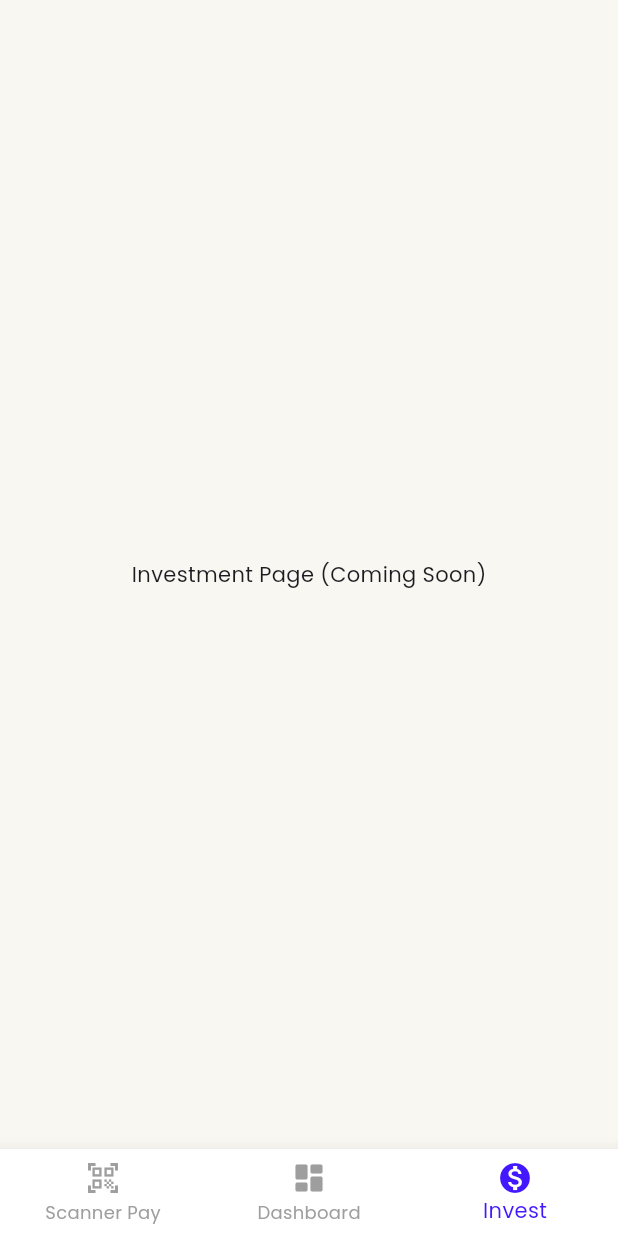
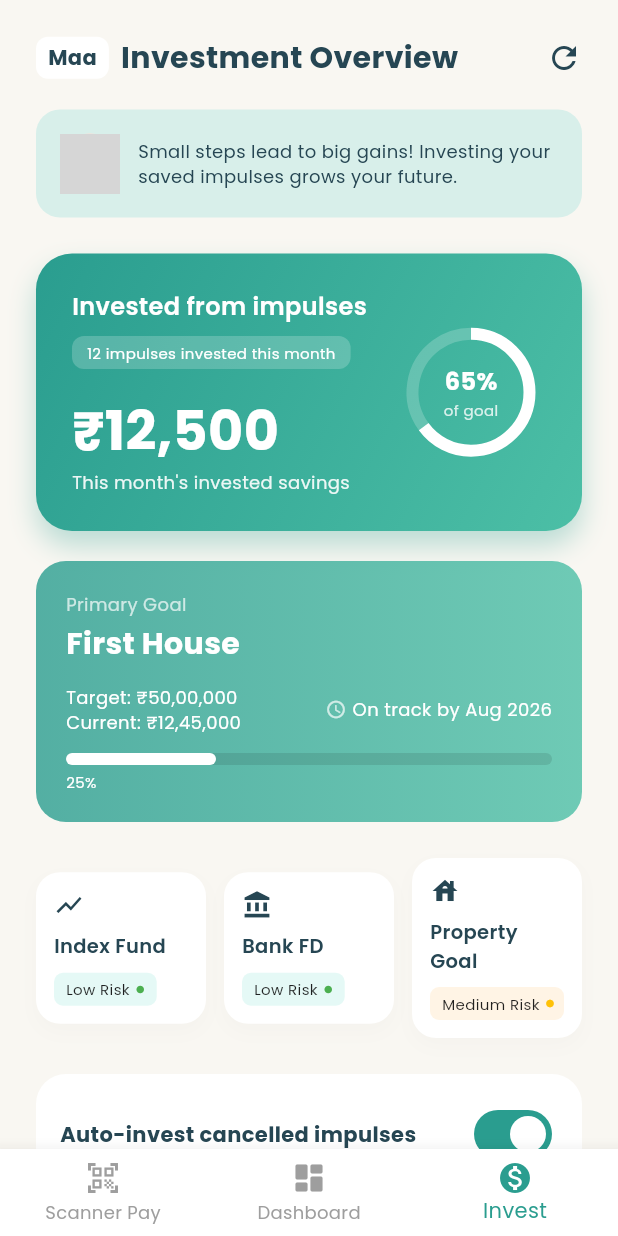
Before and after one commit to Sagarshigehalli/codered22, a Flutter app: the HomePage screen opened directly, item 3 of the bottom bar chosen, on a phone screen of 412 x 824 dp. Run offline on Flutter 3.47's test engine with Material 3 defaults, Android fonts, the light colour scheme and no system bars; drawn by our look-alikes of fl_chart; our stand-ins replace flutter_animate, google_fonts, permission_handler, supabase_flutter; missing offline and left inert: flutter_sms_inbox; accounts and stored records are empty; network calls fail; grey boxes are pictures that could not be loaded.

Commit message:
Add investment screen and update home/intervention pages

```diff
--- a/lib/screens/home/home_page.dart
+++ b/lib/screens/home/home_page.dart
@@ -1,6 +1,8 @@
 import 'package:flutter/material.dart';
 import 'scanner_pay_page.dart';
 import '../dashboard/dashboard_screen.dart';
+// IMPORT THE NEW PAGE
+import '../investment/investment_page.dart';
 
 class HomePage extends StatefulWidget {
   const HomePage({super.key});
@@ -14,9 +16,9 @@ class _HomePageState extends State<HomePage> {
 
   // The 3 main pages
   final List<Widget> _pages = [
-    const ScannerPayPage(),      // Your old Home with QR Scan
-    const DashboardScreen(),     // The new Graph UI
-    const Center(child: Text("Investment Page (Coming Soon)")),
+    const ScannerPayPage(),      // Home with QR Scan
+    const DashboardScreen(),     // The Graph UI
+    const InvestmentPage(),      // THE NEW INVESTMENT PAGE
   ];
 
   @override
@@ -29,7 +31,7 @@ class _HomePageState extends State<HomePage> {
       bottomNavigationBar: BottomNavigationBar(
         currentIndex: _selectedIndex,
         onTap: (index) => setState(() => _selectedIndex = index),
-        selectedItemColor: const Color(0xFF4318FF),
+        selectedItemColor: const Color(0xFF2A9D8F), // Teal to match theme
         unselectedItemColor: Colors.grey,
         showUnselectedLabels: true,
         type: BottomNavigationBarType.fixed,
--- a/lib/screens/intervention/intervention_screen.dart
+++ b/lib/screens/intervention/intervention_screen.dart
@@ -2,6 +2,8 @@ import 'dart:async';
 import 'package:flutter/material.dart';
 import 'package:google_fonts/google_fonts.dart';
 import 'intervention_widgets.dart';
+// Ensure this path is correct based on your folder structure
+import '../investment/investment_page.dart';
 
 class InterventionScreen extends StatefulWidget {
   final double transactionAmount;
@@ -13,7 +15,7 @@ class InterventionScreen extends StatefulWidget {
 }
 
 class _InterventionScreenState extends State<InterventionScreen> with TickerProviderStateMixin {
-  // FIXED: Removed the space in the variable name below
+  // FIXED: Correct variable name without spaces
   static const int _kTimerDurationSeconds = 25;
 
   int _secondsRemaining = _kTimerDurationSeconds;
@@ -147,7 +149,12 @@ class _InterventionScreenState extends State<InterventionScreen> with TickerProv
                     height: 56,
                     child: ElevatedButton(
                       onPressed: () {
-                        // TODO: Handle Investment logic here
+                        // Navigate to Investment Page
+                        Navigator.push(
+                          context,
+                          MaterialPageRoute(builder: (context) => const InvestmentPage()),
+                        );
+
                         ScaffoldMessenger.of(context).showSnackBar(const SnackBar(content: Text("Redirecting to Investment...")));
                       },
                       style: ElevatedButton.styleFrom(
--- /dev/null
+++ b/lib/screens/investment/investment_page.dart
@@ -0,0 +1,42 @@
+import 'package:flutter/material.dart';
+import 'investment_widgets.dart';
+
+class InvestmentPage extends StatelessWidget {
+  const InvestmentPage({super.key});
+
+  @override
+  Widget build(BuildContext context) {
+    return Scaffold(
+      backgroundColor: InvestColors.creamBg,
+      body: SafeArea(
+        child: SingleChildScrollView(
+          padding: const EdgeInsets.all(24),
+          child: Column(
+            crossAxisAlignment: CrossAxisAlignment.start,
+            children: [
+              const InvestmentHeader(),
+              const SizedBox(height: 24),
+              const ImpulseSavingsCard(),
+              const SizedBox(height: 20),
+              const PrimaryGoalCard(),
+              const SizedBox(height: 24),
+              // Options Row
+              const Row(
+                children: [
+                  InvestmentOptionCard(icon: Icons.show_chart, title: "Index Fund", risk: "Low Risk", riskColor: Colors.green),
+                  SizedBox(width: 12),
+                  InvestmentOptionCard(icon: Icons.account_balance, title: "Bank FD", risk: "Low Risk", riskColor: Colors.green),
+                  SizedBox(width: 12),
+                  InvestmentOptionCard(icon: Icons.house, title: "Property Goal", risk: "Medium Risk", riskColor: Colors.amber),
+                ],
+              ),
+              const SizedBox(height: 24),
+              const AutoInvestTile(),
+              const SizedBox(height: 40), // Bottom padding
+            ],
+          ),
+        ),
+      ),
+    );
+  }
+}
--- /dev/null
+++ b/lib/screens/investment/investment_widgets.dart
@@ -0,0 +1,287 @@
+import 'package:fl_chart/fl_chart.dart';
+import 'package:flutter/material.dart';
+import 'package:google_fonts/google_fonts.dart';
+
+// --- Colors for Investment Theme ---
+class InvestColors {
+  static const Color creamBg = Color(0xFFF9F7F2);
+  static const Color darkSlate = Color(0xFF264653);
+  static const Color greenStart = Color(0xFF2A9D8F); // Teal
+  static const Color greenEnd = Color(0xFF4CBFA6);   // Lighter Green
+  static const Color textWhite = Colors.white;
+  static const Color lowRisk = Color(0xFFE5F9F6);    // Light Green bg
+  static const Color medRisk = Color(0xFFFFF4E5);    // Light Orange bg
+}
+
+// --- WIDGET: Header with Avatar & Bubble ---
+class InvestmentHeader extends StatelessWidget {
+  const InvestmentHeader({super.key});
+
+  @override
+  Widget build(BuildContext context) {
+    return Column(
+      children: [
+        // Top Bar
+        Row(
+          mainAxisAlignment: MainAxisAlignment.spaceBetween,
+          children: [
+            Row(
+              children: [
+                Container(
+                  padding: const EdgeInsets.symmetric(horizontal: 8, vertical: 4),
+                  decoration: BoxDecoration(color: Colors.white, borderRadius: BorderRadius.circular(8)),
+                  child: Text("Maa", style: GoogleFonts.poppins(fontWeight: FontWeight.bold, color: InvestColors.darkSlate)),
+                ),
+                const SizedBox(width: 8),
+                Text("Investment Overview", style: GoogleFonts.poppins(fontSize: 20, fontWeight: FontWeight.bold, color: InvestColors.darkSlate)),
+              ],
+            ),
+            const Icon(Icons.refresh, color: InvestColors.darkSlate),
+          ],
+        ),
+        const SizedBox(height: 20),
+        // Speech Bubble
+        Container(
+          padding: const EdgeInsets.all(16),
+          decoration: BoxDecoration(
+            color: const Color(0xFFD8EFEA), // Very light teal
+            borderRadius: BorderRadius.circular(16),
+          ),
+          child: Row(
+            children: [
+              const CircleAvatar(
+                radius: 20,
+                backgroundImage: NetworkImage('https://i.pravatar.cc/150?img=12'), // Friendly advisor avatar
+              ),
+              const SizedBox(width: 12),
+              Expanded(
+                child: Text(
+                  "Small steps lead to big gains! Investing your saved impulses grows your future.",
+                  style: GoogleFonts.poppins(fontSize: 12, color: InvestColors.darkSlate),
+                ),
+              ),
+            ],
+          ),
+        ),
+      ],
+    );
+  }
+}
+
+// --- WIDGET: Impulse Savings Card (Green Gradient + Donut) ---
+class ImpulseSavingsCard extends StatelessWidget {
+  const ImpulseSavingsCard({super.key});
+
+  @override
+  Widget build(BuildContext context) {
+    return Container(
+      padding: const EdgeInsets.all(24),
+      decoration: BoxDecoration(
+        gradient: const LinearGradient(
+          colors: [InvestColors.greenStart, InvestColors.greenEnd],
+          begin: Alignment.topLeft,
+          end: Alignment.bottomRight,
+        ),
+        borderRadius: BorderRadius.circular(24),
+        boxShadow: [
+          BoxShadow(color: InvestColors.greenStart.withOpacity(0.3), blurRadius: 15, offset: const Offset(0, 10)),
+        ],
+      ),
+      child: Row(
+        children: [
+          // Left Text Content
+          Expanded(
+            child: Column(
+              crossAxisAlignment: CrossAxisAlignment.start,
+              children: [
+                Text("Invested from impulses", style: GoogleFonts.poppins(color: Colors.white, fontSize: 16, fontWeight: FontWeight.w600)),
+                const SizedBox(height: 8),
+                Container(
+                  padding: const EdgeInsets.symmetric(horizontal: 10, vertical: 4),
+                  decoration: BoxDecoration(color: Colors.white.withOpacity(0.2), borderRadius: BorderRadius.circular(8)),
+                  child: Text("12 impulses invested this month", style: GoogleFonts.poppins(color: Colors.white, fontSize: 10)),
+                ),
+                const SizedBox(height: 16),
+                Text("₹12,500", style: GoogleFonts.poppins(color: Colors.white, fontSize: 36, fontWeight: FontWeight.bold)),
+                Text("This month's invested savings", style: GoogleFonts.poppins(color: Colors.white.withOpacity(0.9), fontSize: 12)),
+              ],
+            ),
+          ),
+          // Right Circular Chart
+          SizedBox(
+            height: 100,
+            width: 100,
+            child: Stack(
+              children: [
+                PieChart(
+                  PieChartData(
+                    sectionsSpace: 0,
+                    centerSpaceRadius: 35,
+                    startDegreeOffset: 270,
+                    sections: [
+                      PieChartSectionData(color: Colors.white, value: 65, radius: 8, showTitle: false),
+                      PieChartSectionData(color: Colors.white.withOpacity(0.2), value: 35, radius: 8, showTitle: false),
+                    ],
+                  ),
+                ),
+                Center(
+                  child: Column(
+                    mainAxisSize: MainAxisSize.min,
+                    children: [
+                      Text("65%", style: GoogleFonts.poppins(color: Colors.white, fontWeight: FontWeight.bold, fontSize: 16)),
+                      Text("of goal", style: GoogleFonts.poppins(color: Colors.white.withOpacity(0.8), fontSize: 10)),
+                    ],
+                  ),
+                )
+              ],
+            ),
+          )
+        ],
+      ),
+    );
+  }
+}
+
+// --- WIDGET: Primary Goal Card (Linear Progress) ---
+class PrimaryGoalCard extends StatelessWidget {
+  const PrimaryGoalCard({super.key});
+
+  @override
+  Widget build(BuildContext context) {
+    return Container(
+      padding: const EdgeInsets.all(20),
+      decoration: BoxDecoration(
+        // Slightly lighter gradient
+        gradient: LinearGradient(
+          colors: [InvestColors.greenStart.withOpacity(0.8), InvestColors.greenEnd.withOpacity(0.8)],
+          begin: Alignment.centerLeft,
+          end: Alignment.centerRight,
+        ),
+        borderRadius: BorderRadius.circular(20),
+      ),
+      child: Column(
+        crossAxisAlignment: CrossAxisAlignment.start,
+        children: [
+          Text("Primary Goal", style: GoogleFonts.poppins(color: Colors.white70, fontSize: 12)),
+          const SizedBox(height: 4),
+          Text("First House", style: GoogleFonts.poppins(color: Colors.white, fontSize: 20, fontWeight: FontWeight.bold)),
+          const SizedBox(height: 12),
+          Row(
+            mainAxisAlignment: MainAxisAlignment.spaceBetween,
+            children: [
+              Text("Target: ₹50,00,000\nCurrent: ₹12,45,000", style: GoogleFonts.poppins(color: Colors.white, fontSize: 12)),
+              Row(
+                children: [
+                  const Icon(Icons.access_time, color: Colors.white70, size: 14),
+                  const SizedBox(width: 4),
+                  Text("On track by Aug 2026", style: GoogleFonts.poppins(color: Colors.white, fontSize: 12)),
+                ],
+              )
+            ],
+          ),
+          const SizedBox(height: 12),
+          Stack(
+            children: [
+              Container(height: 8, decoration: BoxDecoration(color: Colors.black.withOpacity(0.1), borderRadius: BorderRadius.circular(4))),
+              Container(height: 8, width: 100, decoration: BoxDecoration(color: Colors.white, borderRadius: BorderRadius.circular(4))),
+            ],
+          ),
+          const SizedBox(height: 4),
+          Text("25%", style: GoogleFonts.poppins(color: Colors.white, fontSize: 10)),
+        ],
+      ),
+    );
+  }
+}
+
+// --- WIDGET: Small Option Card (Index Fund etc) ---
+class InvestmentOptionCard extends StatelessWidget {
+  final IconData icon;
+  final String title;
+  final String risk;
+  final Color riskColor; // Dot color
+
+  const InvestmentOptionCard({super.key, required this.icon, required this.title, required this.risk, required this.riskColor});
+
+  @override
+  Widget build(BuildContext context) {
+    return Expanded(
+      child: Container(
+        padding: const EdgeInsets.all(12),
+        decoration: BoxDecoration(
+          color: Colors.white,
+          borderRadius: BorderRadius.circular(16),
+          boxShadow: [BoxShadow(color: Colors.grey.withOpacity(0.05), blurRadius: 10, offset: const Offset(0, 5))],
+        ),
+        child: Column(
+          crossAxisAlignment: CrossAxisAlignment.start,
+          children: [
+            Icon(icon, color: InvestColors.darkSlate, size: 20),
+            const SizedBox(height: 8),
+            Text(title, style: GoogleFonts.poppins(fontSize: 13, fontWeight: FontWeight.w600, color: InvestColors.darkSlate)),
+            const SizedBox(height: 8),
+            Container(
+              padding: const EdgeInsets.symmetric(horizontal: 8, vertical: 4),
+              decoration: BoxDecoration(
+                color: riskColor == Colors.green ? InvestColors.lowRisk : InvestColors.medRisk,
+                borderRadius: BorderRadius.circular(6),
+              ),
+              child: Row(
+                mainAxisSize: MainAxisSize.min,
+                children: [
+                  Text(risk, style: GoogleFonts.poppins(fontSize: 10, color: Colors.black87)),
+                  const SizedBox(width: 4),
+                  Icon(Icons.circle, size: 6, color: riskColor),
+                ],
+              ),
+            )
+          ],
+        ),
+      ),
+    );
+  }
+}
+
+// --- WIDGET: Auto Invest Toggle ---
+class AutoInvestTile extends StatefulWidget {
+  const AutoInvestTile({super.key});
+
+  @override
+  State<AutoInvestTile> createState() => _AutoInvestTileState();
+}
+
+class _AutoInvestTileState extends State<AutoInvestTile> {
+  bool isSwitched = true;
+
+  @override
+  Widget build(BuildContext context) {
+    return Container(
+      padding: const EdgeInsets.all(16),
+      decoration: BoxDecoration(
+        color: Colors.white,
+        borderRadius: BorderRadius.circular(20),
+      ),
+      child: Column(
+        children: [
+          Row(
+            mainAxisAlignment: MainAxisAlignment.spaceBetween,
+            children: [
+              Text("Auto-invest cancelled impulses", style: GoogleFonts.poppins(fontSize: 14, fontWeight: FontWeight.bold, color: InvestColors.darkSlate)),
+              Switch(
+                value: isSwitched,
+                onChanged: (val) => setState(() => isSwitched = val),
+                activeColor: Colors.white,
+                activeTrackColor: InvestColors.greenStart,
+              ),
+            ],
+          ),
+          const SizedBox(height: 8),
+          Text(
+            "Any cancelled impulse above ₹500 moves straight into your investments",
+            style: GoogleFonts.poppins(fontSize: 12, color: Colors.grey),
+          ),
+        ],
+      ),
+    );
+  }
+}
```
